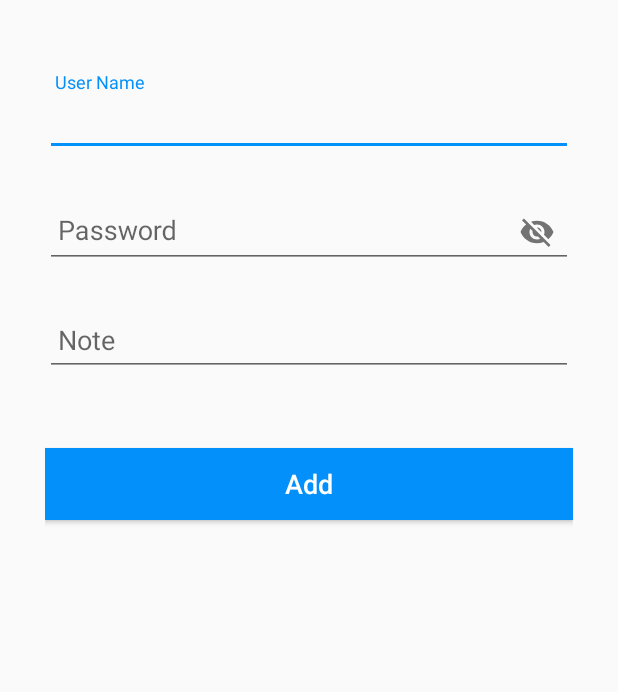
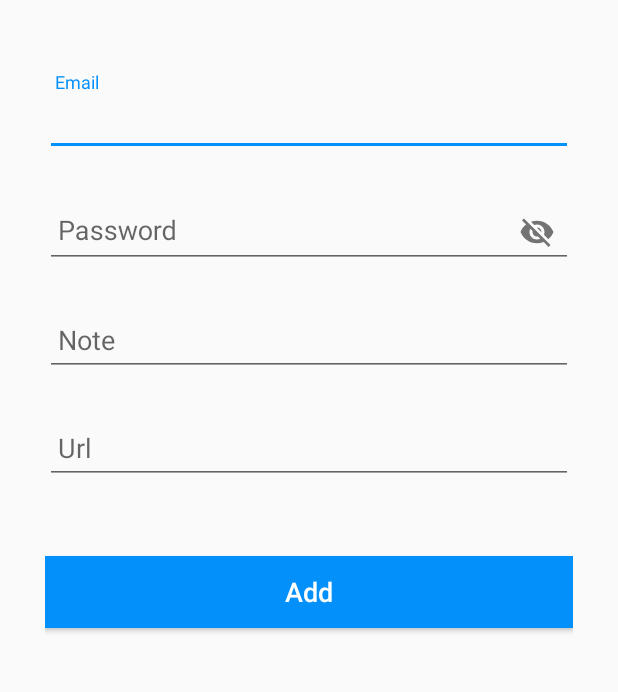
Before and after one commit to levavb/TheStrongbox, an Android app: the AddAccountActivity screen opened directly, with no data from a screen before it, on a phone screen of 412 x 824 dp, the part 310-1002 px from its top. Run offline under Robolectric (Android 15) with nearby library versions, the phone set to English and light mode, and no system bars; our stand-ins replace Firebase (no records; nobody signed in at launch, a user with empty details on screens opened directly).

Commit message:
Add data base entry

```diff
--- a/app/src/main/java/com/example/thestrongbox/AddAccount/AddAccountActivity.java
+++ b/app/src/main/java/com/example/thestrongbox/AddAccount/AddAccountActivity.java
@@ -1,23 +1,109 @@
 package com.example.thestrongbox.AddAccount;
 
+import android.content.Intent;
 import android.os.Bundle;
 import android.support.annotation.Nullable;
 import android.support.v7.app.AppCompatActivity;
 import android.support.v7.widget.Toolbar;
+import android.text.TextUtils;
+import android.util.Log;
+import android.view.View;
+import android.widget.Button;
+import android.widget.EditText;
+import android.widget.ImageView;
+
+import com.example.thestrongbox.Home.MainActivity;
+import com.google.firebase.auth.FirebaseAuth;
+import com.google.firebase.auth.FirebaseUser;
+import com.google.firebase.database.DatabaseError;
+import com.google.firebase.database.DatabaseReference;
+import com.google.firebase.database.FirebaseDatabase;
+import com.google.firebase.database.ServerValue;
 
 import com.example.thestrongbox.R;
+import com.google.firebase.storage.FirebaseStorage;
+
+import java.time.Instant;
+import java.util.HashMap;
 
 public class AddAccountActivity extends AppCompatActivity {
 
+
+    private DatabaseReference rootReference;
+    private FirebaseAuth Auth;
+    private FirebaseUser User;
+    private String UserId;
+    private Button addButton;
+    private EditText inputEmail, inputPassword, inputNote, inputUrl;
+
     private Toolbar aToolbar;
+
     @Override
     protected void onCreate(@Nullable Bundle savedInstanceState) {
         super.onCreate(savedInstanceState);
         setContentView(R.layout.activity_add_account);
-
+        Log.d("AFEK", "ON CREATE ");
         aToolbar = findViewById(R.id.add_account_toolbar);
         setSupportActionBar(aToolbar);
         getSupportActionBar().setTitle("Add Account");
         getSupportActionBar().setDisplayHomeAsUpEnabled(true);
+
+
+        rootReference = FirebaseDatabase.getInstance().getReference();
+        Auth = FirebaseAuth.getInstance();
+        User = Auth.getCurrentUser();
+        if (User != null) {UserId = User.getUid();}
+        else {
+            Log.d("AFEK", "else ");
+        }
+        inputEmail = findViewById(R.id.inputEmail);
+        inputPassword = findViewById(R.id.inputPassword);
+        inputNote = findViewById(R.id.inputNote);
+        inputUrl = findViewById(R.id.inputUrl);
+        addButton = findViewById(R.id.AddButton);
+
+        addButton.setOnClickListener(new View.OnClickListener() {
+            @Override
+            public void onClick(View v) {
+                uploadAccount();
+                Intent mainIntent = new Intent(AddAccountActivity.this, MainActivity.class);
+                startActivity(mainIntent);
+            }
+        });
+
+    }
+
+    public void uploadAccount() {
+        String email = inputEmail.getText().toString();
+        String password = inputPassword.getText().toString();
+        String note = inputNote.getText().toString();
+        String url = inputUrl.getText().toString();
+
+        if (TextUtils.isEmpty(email) || TextUtils.isEmpty(note) || TextUtils.isEmpty(url) || TextUtils.isEmpty(password)) {
+                //TODO: AFEK if text empty
+        } else {
+
+            DatabaseReference user_data_key = rootReference.child("users").child(UserId).child("data").push();
+            String data_push_id = user_data_key.getKey();
+
+            HashMap<String, Object> strongBoxEntry_text_body = new HashMap<>();
+            strongBoxEntry_text_body.put("email", email);
+            strongBoxEntry_text_body.put("password", password);
+            strongBoxEntry_text_body.put("note", note);
+            strongBoxEntry_text_body.put("url", url);
+
+            HashMap<String, Object> dataBodyDetails = new HashMap<>();
+            dataBodyDetails.put( "users/" + UserId + "/data/" + data_push_id , strongBoxEntry_text_body);
+            rootReference.updateChildren(dataBodyDetails, new DatabaseReference.CompletionListener() {
+                @Override
+                public void onComplete(DatabaseError databaseError, DatabaseReference databaseReference) {
+
+                    if (databaseError != null){
+                        Log.e("Sending message", databaseError.getMessage());
+                    }
+                    inputNote.setText(""); //TODO: if writting fail
+                }
+            });
+        }
     }
 }
--- a/app/src/main/java/com/example/thestrongbox/LoginReg/RegisterActivity.java
+++ b/app/src/main/java/com/example/thestrongbox/LoginReg/RegisterActivity.java
@@ -133,7 +133,8 @@ public class RegisterActivity extends AppCompatActivity {
                                 storeDefaultDatabaseReference.child("search_name").setValue(name.toLowerCase());
                                 storeDefaultDatabaseReference.child("user_mobile").setValue(mobile);
                                 storeDefaultDatabaseReference.child("user_email").setValue(email);
-                                storeDefaultDatabaseReference.child("device_token").setValue(deviceToken)
+                                storeDefaultDatabaseReference.child("device_token").setValue(deviceToken);
+                                storeDefaultDatabaseReference.child("data").setValue("")
                                         .addOnCompleteListener(new OnCompleteListener<Void>() {
                                             @Override
                                             public void onComplete(@NonNull Task<Void> task) {
--- a/app/src/main/res/layout/activity_add_account.xml
+++ b/app/src/main/res/layout/activity_add_account.xml
@@ -39,8 +39,8 @@ xmlns:app="http://schemas.android.com/apk/res-auto">
             <EditText
                 android:layout_width="match_parent"
                 android:layout_height="wrap_content"
-                android:id="@+id/UserName"
-                android:hint=" User Name"
+                android:id="@+id/inputEmail"
+                android:hint=" Email"
                 />
         </android.support.design.widget.TextInputLayout>
 
@@ -75,6 +75,20 @@ xmlns:app="http://schemas.android.com/apk/res-auto">
                 />
         </android.support.design.widget.TextInputLayout>
 
+        <android.support.design.widget.TextInputLayout
+            android:layout_width="match_parent"
+            android:layout_height="wrap_content"
+            android:layout_marginTop="8dp"
+            android:layout_marginBottom="8dp"
+            >
+            <EditText
+                android:layout_width="match_parent"
+                android:layout_height="wrap_content"
+                android:hint=" Url"
+                android:id="@+id/inputUrl"
+                />
+        </android.support.design.widget.TextInputLayout>
+
         <Button
             android:layout_width="match_parent"
             android:layout_height="wrap_content"
```
Also changed, not shown: app/src/main/java/com/example/thestrongbox/Model/StrongBoxEntry.java (added, +22 -0 lines).
